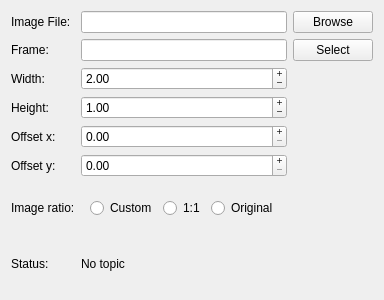
Before: the Qt Designer form mapviz_plugins/ui/robot_image_config.ui in swri-robotics/mapviz, drawn with Qt 5.
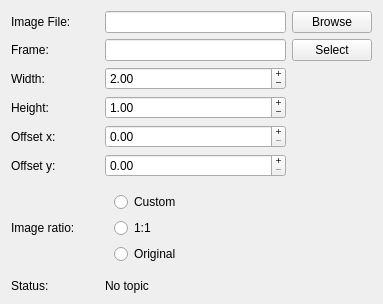
After: the same form once the commit is applied.

Commit message: Fixing text clipping

Diff of the .ui file:
```diff
--- a/mapviz_plugins/ui/robot_image_config.ui
+++ b/mapviz_plugins/ui/robot_image_config.ui
@@ -204,7 +204,7 @@
    </item>
    <item row="7" column="1" colspan="2">
     <widget class="QWidget" name="widget" native="true">
-     <layout class="QHBoxLayout" name="horizontalLayout">
+     <layout class="QVBoxLayout" name="horizontalLayout">
       <item>
        <widget class="QRadioButton" name="ratio_custom">
         <property name="text">
```
The commit also changes 1 other file.
